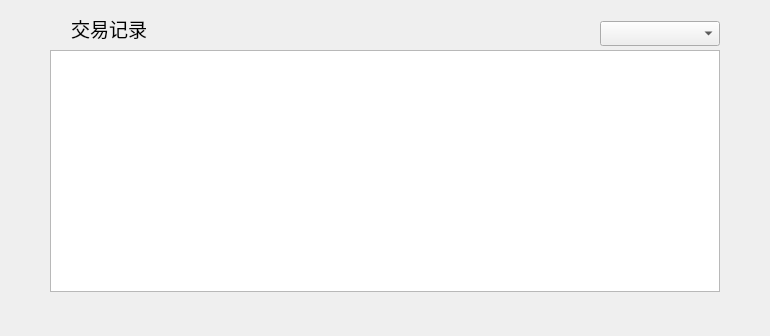
Above: LNKWallet/contact/ContactInfoHistoryWidget.ui from HcashOrg/hx-indicator before the change. Below: the same form after it.
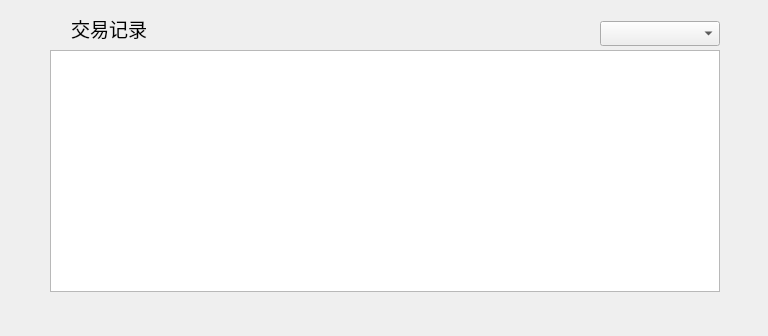
That is the form after the change.

What changed in the file:
```diff
--- a/LNKWallet/contact/ContactInfoHistoryWidget.ui
+++ b/LNKWallet/contact/ContactInfoHistoryWidget.ui
@@ -6,7 +6,7 @@
    <rect>
     <x>0</x>
     <y>0</y>
-    <width>770</width>
+    <width>768</width>
     <height>336</height>
    </rect>
   </property>
```
